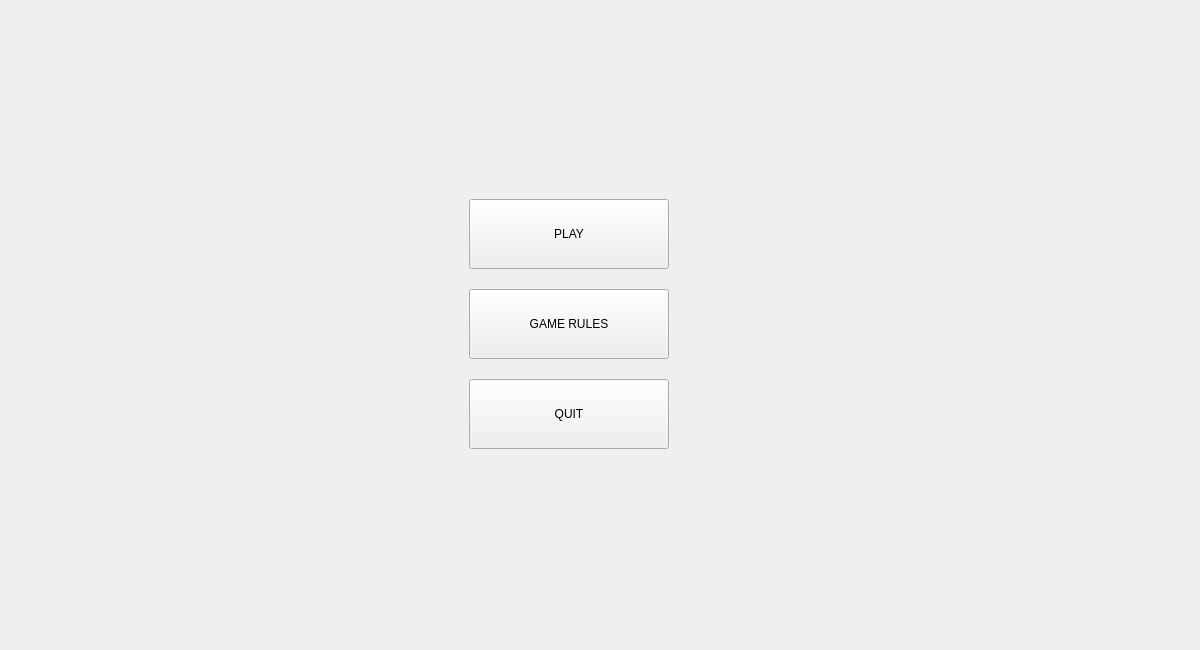
Before: the Qt Designer form TrafficExpress/mainwindow.ui in mitrovicmasa/traffic-express, drawn with Qt 5.
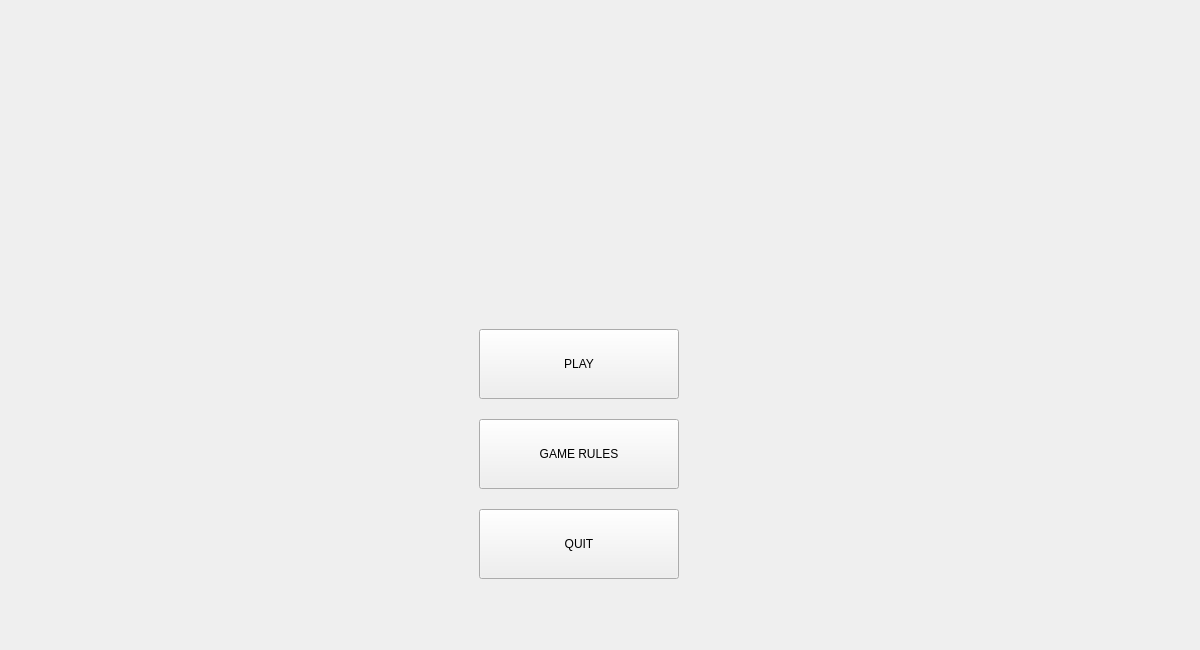
After: the same form once the commit is applied.

Diff of the .ui file:
```diff
--- a/TrafficExpress/mainwindow.ui
+++ b/TrafficExpress/mainwindow.ui
@@ -25,6 +25,421 @@
     <height>650</height>
    </size>
   </property>
+  <property name="palette">
+   <palette>
+    <active>
+     <colorrole role="WindowText">
+      <brush brushstyle="SolidPattern">
+       <color alpha="255">
+        <red>0</red>
+        <green>0</green>
+        <blue>0</blue>
+       </color>
+      </brush>
+     </colorrole>
+     <colorrole role="Button">
+      <brush brushstyle="SolidPattern">
+       <color alpha="255">
+        <red>114</red>
+        <green>172</green>
+        <blue>224</blue>
+       </color>
+      </brush>
+     </colorrole>
+     <colorrole role="Light">
+      <brush brushstyle="SolidPattern">
+       <color alpha="255">
+        <red>212</red>
+        <green>234</green>
+        <blue>255</blue>
+       </color>
+      </brush>
+     </colorrole>
+     <colorrole role="Midlight">
+      <brush brushstyle="SolidPattern">
+       <color alpha="255">
+        <red>163</red>
+        <green>203</green>
+        <blue>239</blue>
+       </color>
+      </brush>
+     </colorrole>
+     <colorrole role="Dark">
+      <brush brushstyle="SolidPattern">
+       <color alpha="255">
+        <red>57</red>
+        <green>86</green>
+        <blue>112</blue>
+       </color>
+      </brush>
+     </colorrole>
+     <colorrole role="Mid">
+      <brush brushstyle="SolidPattern">
+       <color alpha="255">
+        <red>76</red>
+        <green>114</green>
+        <blue>150</blue>
+       </color>
+      </brush>
+     </colorrole>
+     <colorrole role="Text">
+      <brush brushstyle="SolidPattern">
+       <color alpha="255">
+        <red>0</red>
+        <green>0</green>
+        <blue>0</blue>
+       </color>
+      </brush>
+     </colorrole>
+     <colorrole role="BrightText">
+      <brush brushstyle="SolidPattern">
+       <color alpha="255">
+        <red>255</red>
+        <green>255</green>
+        <blue>255</blue>
+       </color>
+      </brush>
+     </colorrole>
+     <colorrole role="ButtonText">
+      <brush brushstyle="SolidPattern">
+       <color alpha="255">
+        <red>0</red>
+        <green>0</green>
+        <blue>0</blue>
+       </color>
+      </brush>
+     </colorrole>
+     <colorrole role="Base">
+      <brush brushstyle="SolidPattern">
+       <color alpha="255">
+        <red>255</red>
+        <green>255</green>
+        <blue>255</blue>
+       </color>
+      </brush>
+     </colorrole>
+     <colorrole role="Window">
+      <brush brushstyle="SolidPattern">
+       <color alpha="255">
+        <red>114</red>
+        <green>172</green>
+        <blue>224</blue>
+       </color>
+      </brush>
+     </colorrole>
+     <colorrole role="Shadow">
+      <brush brushstyle="SolidPattern">
+       <color alpha="255">
+        <red>0</red>
+        <green>0</green>
+        <blue>0</blue>
+       </color>
+      </brush>
+     </colorrole>
+     <colorrole role="AlternateBase">
+      <brush brushstyle="SolidPattern">
+       <color alpha="255">
+        <red>184</red>
+        <green>213</green>
+        <blue>239</blue>
+       </color>
+      </brush>
+     </colorrole>
+     <colorrole role="ToolTipBase">
+      <brush brushstyle="SolidPattern">
+       <color alpha="255">
+        <red>255</red>
+        <green>255</green>
+        <blue>220</blue>
+       </color>
+      </brush>
+     </colorrole>
+     <colorrole role="ToolTipText">
+      <brush brushstyle="SolidPattern">
+       <color alpha="255">
+        <red>0</red>
+        <green>0</green>
+        <blue>0</blue>
+       </color>
+      </brush>
+     </colorrole>
+    </active>
+    <inactive>
+     <colorrole role="WindowText">
+      <brush brushstyle="SolidPattern">
+       <color alpha="255">
+        <red>0</red>
+        <green>0</green>
+        <blue>0</blue>
+       </color>
+      </brush>
+     </colorrole>
+     <colorrole role="Button">
+      <brush brushstyle="SolidPattern">
+       <color alpha="255">
+        <red>239</red>
+        <green>239</green>
+        <blue>239</blue>
+       </color>
+      </brush>
+     </colorrole>
+     <colorrole role="Light">
+      <brush brushstyle="SolidPattern">
+       <color alpha="255">
+        <red>255</red>
+        <green>255</green>
+        <blue>255</blue>
+       </color>
+      </brush>
+     </colorrole>
+     <colorrole role="Midlight">
+      <brush brushstyle="SolidPattern">
+       <color alpha="255">
+        <red>202</red>
+        <green>202</green>
+        <blue>202</blue>
+       </color>
+      </brush>
+     </colorrole>
+     <colorrole role="Dark">
+      <brush brushstyle="SolidPattern">
+       <color alpha="255">
+        <red>159</red>
+        <green>159</green>
+        <blue>159</blue>
+       </color>
+      </brush>
+     </colorrole>
+     <colorrole role="Mid">
+      <brush brushstyle="SolidPattern">
+       <color alpha="255">
+        <red>184</red>
+        <green>184</green>
+        <blue>184</blue>
+       </color>
+      </brush>
+     </colorrole>
+     <colorrole role="Text">
+      <brush brushstyle="SolidPattern">
+       <color alpha="255">
+        <red>0</red>
+        <green>0</green>
+        <blue>0</blue>
+       </color>
+      </brush>
+     </colorrole>
+     <colorrole role="BrightText">
+      <brush brushstyle="SolidPattern">
+       <color alpha="255">
+        <red>255</red>
+        <green>255</green>
+        <blue>255</blue>
+       </color>
+      </brush>
+     </colorrole>
+     <colorrole role="ButtonText">
+      <brush brushstyle="SolidPattern">
+       <color alpha="255">
+        <red>0</red>
+        <green>0</green>
+        <blue>0</blue>
+       </color>
+      </brush>
+     </colorrole>
+     <colorrole role="Base">
+      <brush brushstyle="SolidPattern">
+       <color alpha="255">
+        <red>255</red>
+        <green>255</green>
+        <blue>255</blue>
+       </color>
+      </brush>
+     </colorrole>
+     <colorrole role="Window">
+      <brush brushstyle="SolidPattern">
+       <color alpha="255">
+        <red>239</red>
+        <green>239</green>
+        <blue>239</blue>
+       </color>
+      </brush>
+     </colorrole>
+     <colorrole role="Shadow">
+      <brush brushstyle="SolidPattern">
+       <color alpha="255">
+        <red>118</red>
+        <green>118</green>
+        <blue>118</blue>
+       </color>
+      </brush>
+     </colorrole>
+     <colorrole role="AlternateBase">
+      <brush brushstyle="SolidPattern">
+       <color alpha="255">
+        <red>247</red>
+        <green>247</green>
+        <blue>247</blue>
+       </color>
+      </brush>
+     </colorrole>
+     <colorrole role="ToolTipBase">
+      <brush brushstyle="SolidPattern">
+       <color alpha="255">
+        <red>255</red>
+        <green>255</green>
+        <blue>220</blue>
+       </color>
+      </brush>
+     </colorrole>
+     <colorrole role="ToolTipText">
+      <brush brushstyle="SolidPattern">
+       <color alpha="255">
+        <red>0</red>
+        <green>0</green>
+        <blue>0</blue>
+       </color>
+      </brush>
+     </colorrole>
+    </inactive>
+    <disabled>
+     <colorrole role="WindowText">
+      <brush brushstyle="SolidPattern">
+       <color alpha="255">
+        <red>57</red>
+        <green>86</green>
+        <blue>112</blue>
+       </color>
+      </brush>
+     </colorrole>
+     <colorrole role="Button">
+      <brush brushstyle="SolidPattern">
+       <color alpha="255">
+        <red>114</red>
+        <green>172</green>
+        <blue>224</blue>
+       </color>
+      </brush>
+     </colorrole>
+     <colorrole role="Light">
+      <brush brushstyle="SolidPattern">
+       <color alpha="255">
+        <red>212</red>
+        <green>234</green>
+        <blue>255</blue>
+       </color>
+      </brush>
+     </colorrole>
+     <colorrole role="Midlight">
+      <brush brushstyle="SolidPattern">
+       <color alpha="255">
+        <red>163</red>
+        <green>203</green>
+        <blue>239</blue>
+       </color>
+      </brush>
+     </colorrole>
+     <colorrole role="Dark">
+      <brush brushstyle="SolidPattern">
+       <color alpha="255">
+        <red>57</red>
+        <green>86</green>
+        <blue>112</blue>
+       </color>
+      </brush>
+     </colorrole>
+     <colorrole role="Mid">
+      <brush brushstyle="SolidPattern">
+       <color alpha="255">
+        <red>76</red>
+        <green>114</green>
+        <blue>150</blue>
+       </color>
+      </brush>
+     </colorrole>
+     <colorrole role="Text">
+      <brush brushstyle="SolidPattern">
+       <color alpha="255">
+        <red>57</red>
+        <green>86</green>
+        <blue>112</blue>
+       </color>
+      </brush>
+     </colorrole>
+     <colorrole role="BrightText">
+      <brush brushstyle="SolidPattern">
+       <color alpha="255">
+        <red>255</red>
+        <green>255</green>
+        <blue>255</blue>
+       </color>
+      </brush>
+     </colorrole>
+     <colorrole role="ButtonText">
+      <brush brushstyle="SolidPattern">
+       <color alpha="255">
+        <red>57</red>
+        <green>86</green>
+        <blue>112</blue>
+       </color>
+      </brush>
+     </colorrole>
+     <colorrole role="Base">
+      <brush brushstyle="SolidPattern">
+       <color alpha="255">
+        <red>114</red>
+        <green>172</green>
+        <blue>224</blue>
+       </color>
+      </brush>
+     </colorrole>
+     <colorrole role="Window">
+      <brush brushstyle="SolidPattern">
+       <color alpha="255">
+        <red>114</red>
+        <green>172</green>
+        <blue>224</blue>
+       </color>
+      </brush>
+     </colorrole>
+     <colorrole role="Shadow">
+      <brush brushstyle="SolidPattern">
+       <color alpha="255">
+        <red>177</red>
+        <green>177</green>
+        <blue>177</blue>
+       </color>
+      </brush>
+     </colorrole>
+     <colorrole role="AlternateBase">
+      <brush brushstyle="SolidPattern">
+       <color alpha="255">
+        <red>247</red>
+        <green>247</green>
+        <blue>247</blue>
+       </color>
+      </brush>
+     </colorrole>
+     <colorrole role="ToolTipBase">
+      <brush brushstyle="SolidPattern">
+       <color alpha="255">
+        <red>255</red>
+        <green>255</green>
+        <blue>220</blue>
+       </color>
+      </brush>
+     </colorrole>
+     <colorrole role="ToolTipText">
+      <brush brushstyle="SolidPattern">
+       <color alpha="255">
+        <red>0</red>
+        <green>0</green>
+        <blue>0</blue>
+       </color>
+      </brush>
+     </colorrole>
+    </disabled>
+   </palette>
+  </property>
   <property name="windowTitle">
    <string>MainWindow</string>
   </property>
@@ -49,8 +464,8 @@
        <widget class="QPushButton" name="pbPlay">
         <property name="geometry">
          <rect>
-          <x>460</x>
-          <y>190</y>
+          <x>470</x>
+          <y>320</y>
           <width>200</width>
           <height>70</height>
          </rect>
@@ -92,18 +507,24 @@
           </disabled>
          </palette>
         </property>
+        <property name="autoFillBackground">
+         <bool>false</bool>
+        </property>
         <property name="styleSheet">
          <string notr="true"/>
         </property>
         <property name="text">
          <string>PLAY</string>
         </property>
+        <property name="flat">
+         <bool>false</bool>
+        </property>
        </widget>
        <widget class="QPushButton" name="pbGameRules">
         <property name="geometry">
          <rect>
-          <x>460</x>
-          <y>280</y>
+          <x>470</x>
+          <y>410</y>
           <width>200</width>
           <height>70</height>
          </rect>
@@ -152,8 +573,8 @@
        <widget class="QPushButton" name="pbQuit">
         <property name="geometry">
          <rect>
-          <x>460</x>
-          <y>370</y>
+          <x>470</x>
+          <y>500</y>
           <width>200</width>
           <height>70</height>
          </rect>
@@ -199,6 +620,19 @@
          <string>QUIT</string>
         </property>
        </widget>
+       <widget class="QLabel" name="labelTrafficExpress">
+        <property name="geometry">
+         <rect>
+          <x>390</x>
+          <y>20</y>
+          <width>421</width>
+          <height>291</height>
+         </rect>
+        </property>
+        <property name="text">
+         <string/>
+        </property>
+       </widget>
       </widget>
       <widget class="QWidget" name="pageGameRules">
        <widget class="QLabel" name="labelRules">
```
